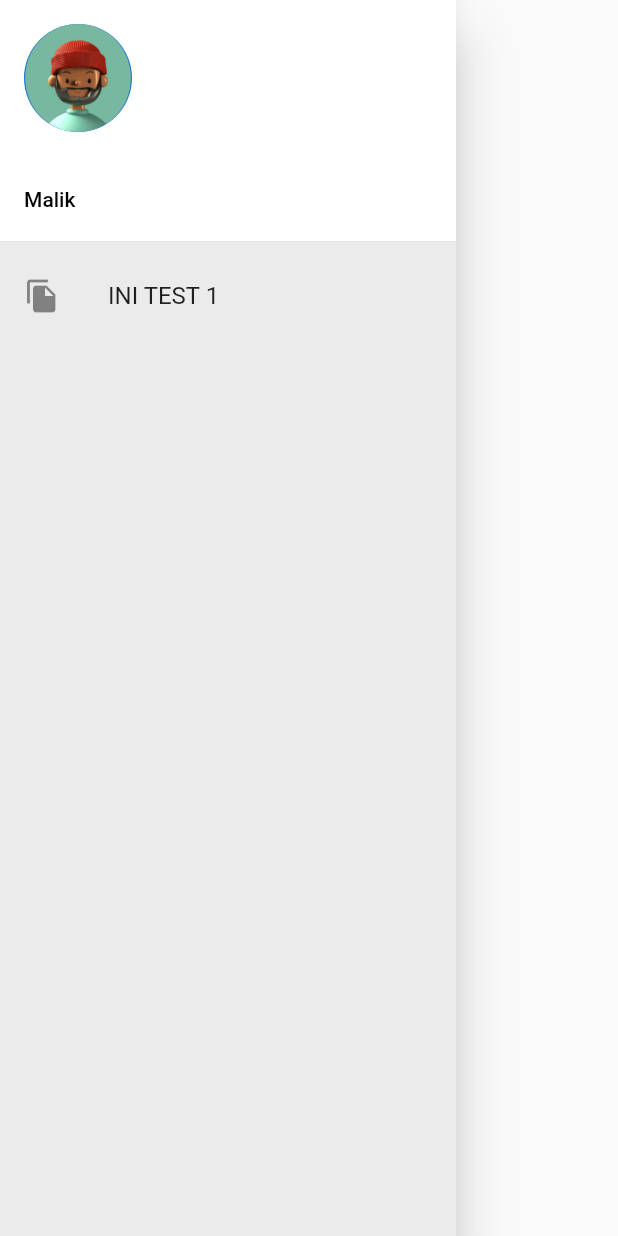
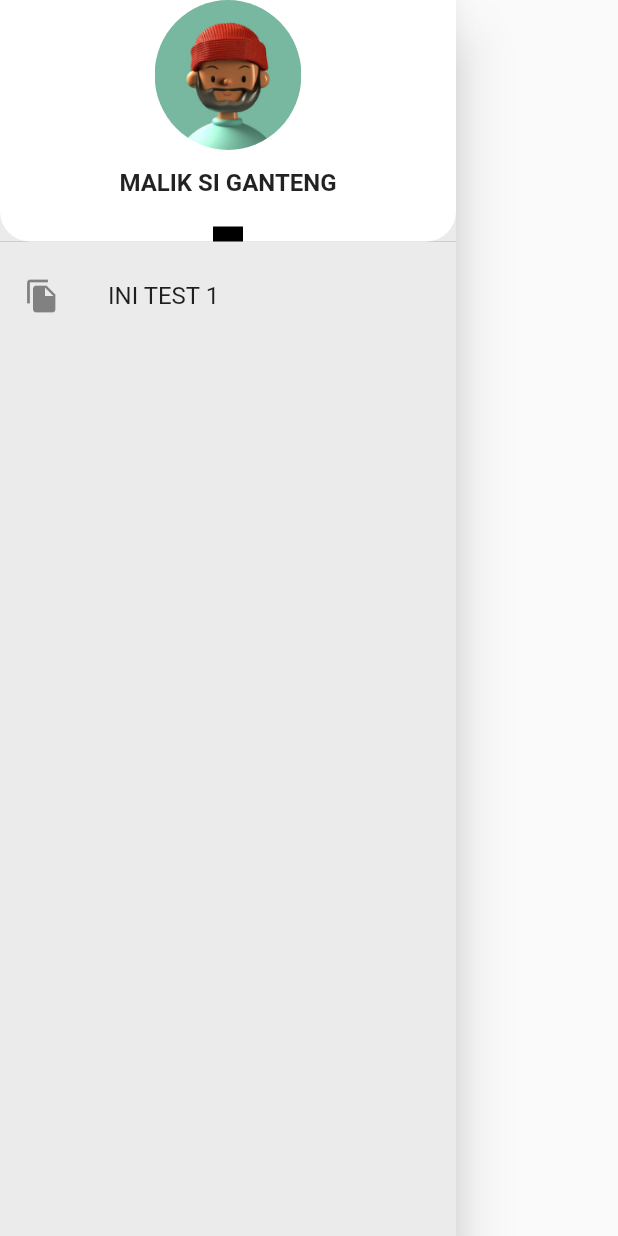
Before and after one commit to malikkhalim/Happy_Phone, a Flutter app: the NavBar widget shown alone on an empty page, opened directly, on a phone screen of 412 x 824 dp. Run offline on Flutter 3.47's test engine with Material 2 defaults, Android fonts, the light colour scheme and no system bars.

Commit message:
new file:   assets/images/Contact.png 	new file:   assets/images/Phone.png 	new file:   assets/images/avatar1.png 	new file:   assets/images/avatar2.png 	new file:   assets/images/search.png 	new file:   lib/chat/appbar.dart 	new file:   lib/chat/chat.dart 	modified:   lib/main.dart 	modified:   lib/navbar.dart 	modified:   pubspec.yaml

```diff
--- a/lib/navbar.dart
+++ b/lib/navbar.dart
@@ -1,32 +1,68 @@
 import 'package:flutter/material.dart';
 
 class NavBar extends StatelessWidget {
-  const NavBar({super.key});
+  const NavBar({Key? key}) : super(key: key);
 
   @override
   Widget build(BuildContext context) {
     return Drawer(
-      child :Container(
+      child: Container(
         color: const Color.fromRGBO(235, 235, 235, 100),
         child: ListView(
           children: [
-            UserAccountsDrawerHeader(
-              accountName: Text("Malik", style: TextStyle(color: Colors.black)),
-              accountEmail: null,
-              currentAccountPicture: CircleAvatar(
-                child: ClipOval(child: Image.asset("assets/images/image_6.png")),
+            Expanded(
+              child: DrawerHeader(
+                padding: EdgeInsets.zero,
+                child: Container(
+                  decoration: const BoxDecoration(
+                    color: Colors.white,
+                    borderRadius: BorderRadius.only(
+                      bottomLeft: Radius.circular(20),
+                      bottomRight: Radius.circular(20)
+                    ),
+                  ),
+                  child: Column(
+                    mainAxisAlignment: MainAxisAlignment.center,
+                    children: [
+                      CircleAvatar(
+                        backgroundColor: Colors.transparent,
+                        radius: 50,
+                        child: ClipOval(
+                          child: Image.asset(
+                            "assets/images/image_6.png",
+                            fit: BoxFit.cover,
+                          ),
+                        ),
+                      ),
+                      const SizedBox(height: 12),
+                      const Text(
+                        "MALIK SI GANTENG",
+                        style: TextStyle(
+                          fontSize: 16,
+                          fontWeight: FontWeight.bold,
+                        ),
+                      ),
+                      Expanded(
+                        child: Container(
+                          margin: EdgeInsets.only(top: 20),
+                          width: 20,
+                          height: 20,
+                          color: Colors.black,
+                        ),
+                      )
+                    ],
+                  ),
+                ),
               ),
-              decoration:
-              BoxDecoration(color: Colors.white),
-              ),
+            ),
             ListTile(
               leading: Icon(Icons.file_copy),
               title: Text("INI TEST 1"),
               onTap: () => print("TEST TAPPED"),
-            )
+            ),
           ],
         ),
-      )
+      ),
     );
   }
 }
--- a/pubspec.yaml
+++ b/pubspec.yaml
@@ -75,6 +75,11 @@ flutter:
     - assets/images/emoji_happy.png
     - assets/images/emoji_sad.png
     - assets/images/emoji_worry.png
+    - assets/images/Contact.png
+    - assets/images/Phone.png
+    - assets/images/search.png
+    - assets/images/avatar1.png
+    - assets/images/avatar2.png
 
 
   # An image asset can refer to one or more resolution-specific "variants", see
```
Also changed, not shown: lib/chat/appbar.dart (added, +56 -0 lines), lib/chat/chat.dart (added, +194 -0 lines), lib/main.dart (+14 -13 lines), assets/images/Contact.png (added), assets/images/Phone.png (added), assets/images/avatar1.png (added), assets/images/avatar2.png (added), assets/images/search.png (added).
